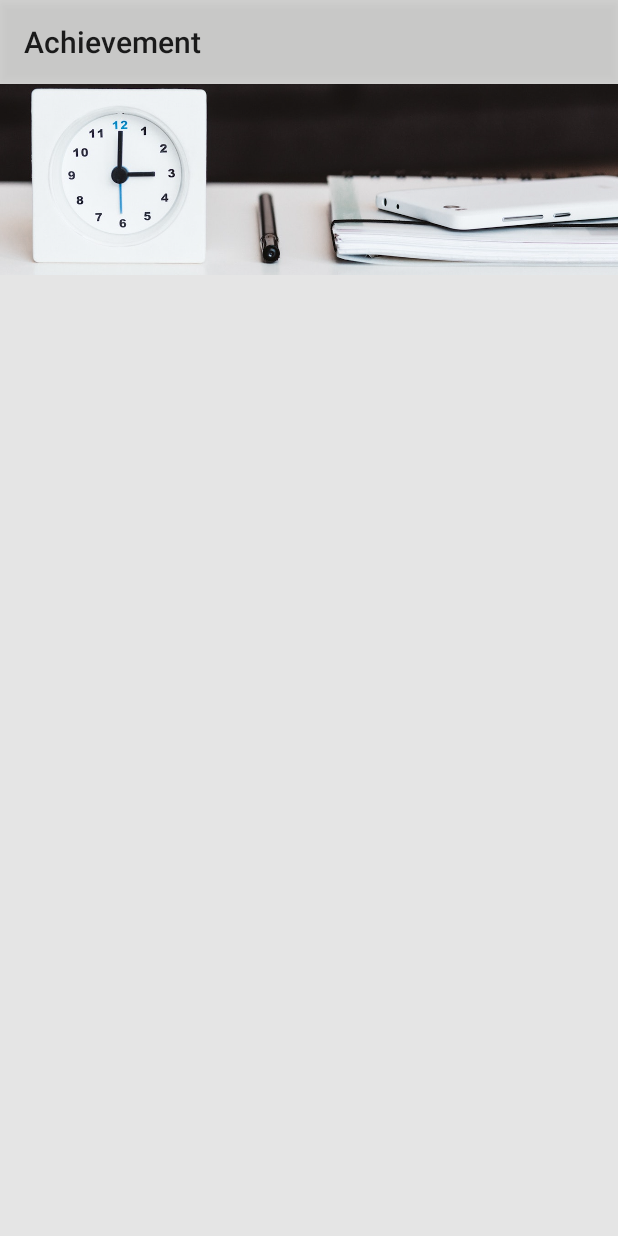
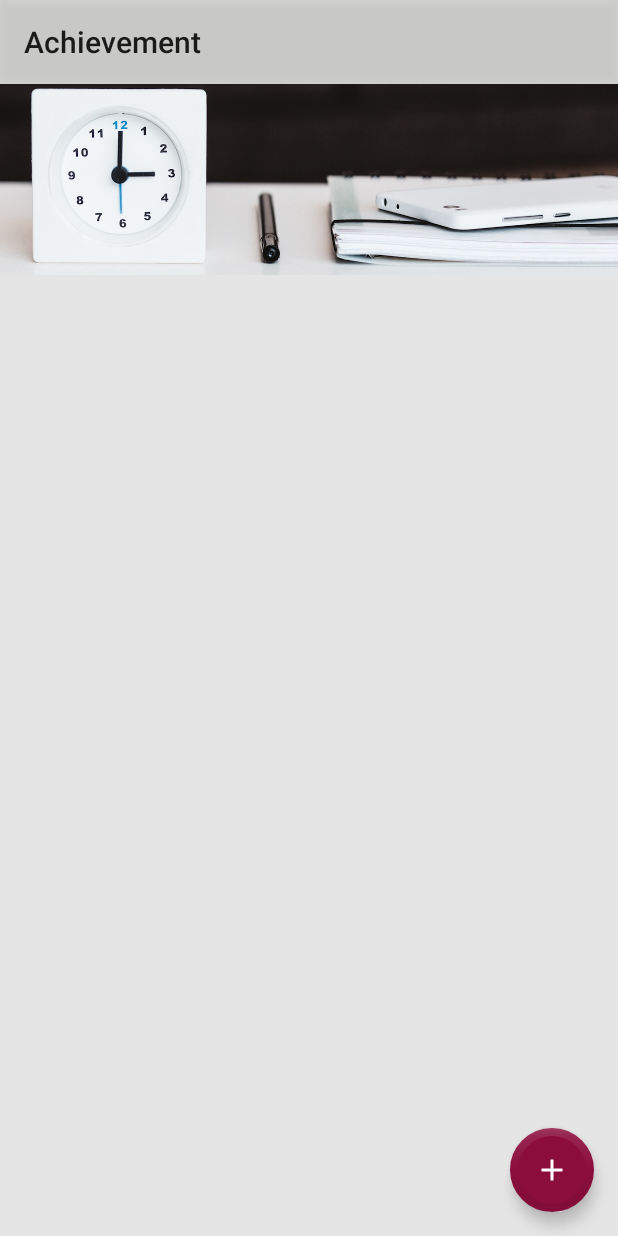
Before and after one commit to fatemeh123/Achievement1, an Android app: the MenuActivity screen opened directly, with no data from a screen before it, on a phone screen of 412 x 824 dp. Run offline under Robolectric (Android 15) with nearby library versions, the phone set to English and light mode, and no system bars; libraries missing offline, so code that uses them is left out: com.afollestad.materialdialogs; 11 statements that could not run were skipped.

Commit message:
floating action resolved but not completely

```diff
--- a/app/src/main/java/com/example/hero/achievement/MenuActivity.java
+++ b/app/src/main/java/com/example/hero/achievement/MenuActivity.java
@@ -141,10 +141,10 @@ public class MenuActivity extends AppCompatActivity {
 
         RecyclerView recycler = findViewById(R.id.recycler);
         NamesAdapter adapter = new NamesAdapter(MenuActivity.this,list);
-        recycler.setHasFixedSize(true); //easy scroll
+        recycler.setHasFixedSize(true);
         recycler.setAdapter(adapter);
         recycler.setLayoutManager(new LinearLayoutManager(MenuActivity.this,LinearLayout.VERTICAL,false));
-
+/*
         recycler.addOnScrollListener(new RecyclerView.OnScrollListener() {
             @Override
             public void onScrollStateChanged(@NonNull RecyclerView recyclerView, int newState) {
@@ -162,11 +162,11 @@ public class MenuActivity extends AppCompatActivity {
                     animateFab(fab , true);
                 }
             }
-        });
+        });  */
 
-        animateFab(fab,false);
+       // animateFab(fab,false);
     }
-
+/*
     private void animateFab(FloatingActionButton fab , boolean animate){
 
         // ok
@@ -179,7 +179,7 @@ public class MenuActivity extends AppCompatActivity {
         }
     }
 
-
+*/
     /*
          if the user clicked on back
     */
--- a/app/src/main/java/com/example/hero/achievement/NamesAdapter.java
+++ b/app/src/main/java/com/example/hero/achievement/NamesAdapter.java
@@ -285,7 +285,9 @@ zakhire sazie etellate  DialogAddSession too data base
          veryGoodImV  = (ImageView) addingSessionDialog.findViewById(R.id.veryGood_session_Emogy);
 
     }
-
+/*
+to write logs easily
+ */
     private void log(String text){
         Log.d("central_core" , text);
     }
--- a/app/src/main/res/layout/addig_session_dialog_layout.xml
+++ b/app/src/main/res/layout/addig_session_dialog_layout.xml
@@ -153,7 +153,7 @@
                     android:layout_marginTop="5dp"
                     android:layout_marginEnd="5dp"
                     android:maxLength="1"
-                    android:hint="quality of this session from 1 to 7"
+                    android:hint="quality of this session from 1 to 10"
                     android:inputType="number"
                     android:padding="10dp" />
 
```
